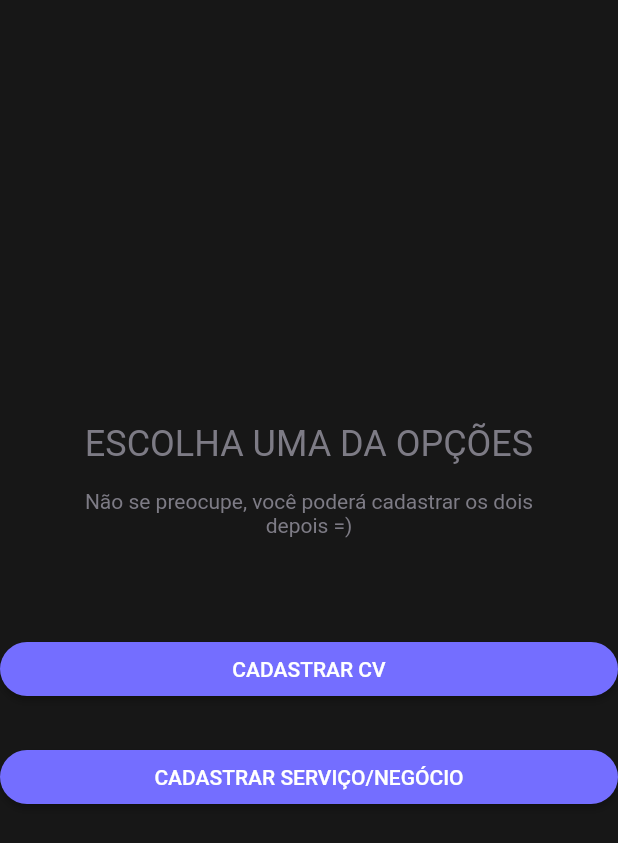
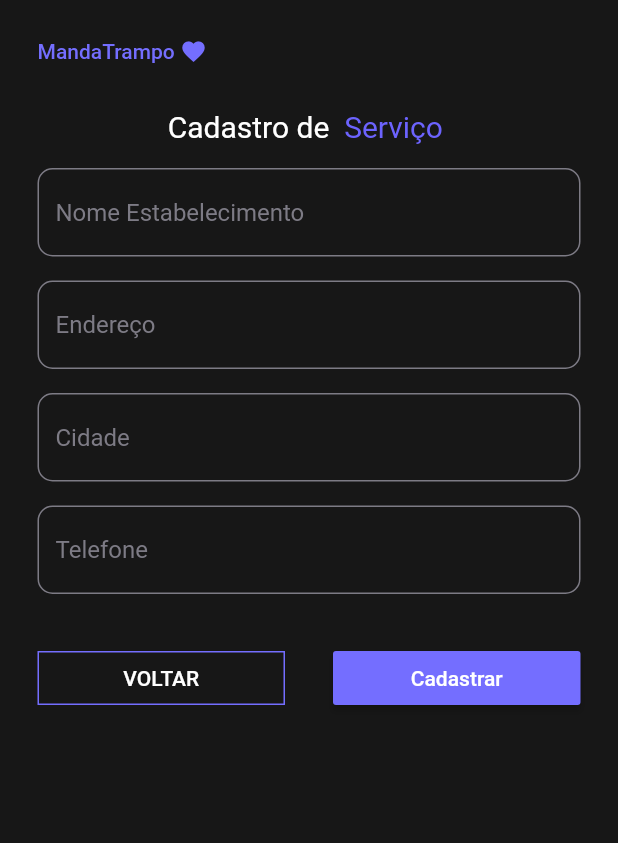
Before and after one commit to fabiosuzarth/mandatrampoapp, a Flutter app: the MenuCadastro screen opened directly, after a tap on "CADASTRAR SERVIÇO/NEGÓCIO", on a phone screen of 412 x 824 dp. Shown: the top 843 px of the screen. Run offline on Flutter 3.47's test engine with Material 2 defaults, Android fonts, the phone set to English and light mode, and no system bars; our stand-ins replace font_awesome_flutter.

Commit message:
tarefa do esdras

```diff
--- /dev/null
+++ b/lib/screens/cadastro_servico.dart
@@ -0,0 +1,115 @@
+import 'package:flutter/material.dart';
+import 'package:mandatrampo/screens/homepage.dart';
+import 'package:mandatrampo/widgets/text_field_manda_trampo.dart';
+import 'menu_cadastro_page.dart';
+
+class CadastroServico extends StatefulWidget {
+  @override
+  _CadastroServico createState() => _CadastroServico();
+}
+
+class _CadastroServico extends State<CadastroServico> {
+  @override
+  Widget build(BuildContext context) {
+    return Scaffold(
+      body: SafeArea(
+        child: SingleChildScrollView(
+          child: Padding(
+            padding: const EdgeInsets.all(25.0),
+            child: Column(
+              mainAxisAlignment: MainAxisAlignment.start,
+              children: <Widget>[
+                // Texto e coração em mesma linha
+                Row(
+                  children: [
+                    Text(
+                      'MandaTrampo ',
+                      style: TextStyle(
+                          color: Theme.of(context).accentColor,
+                          fontWeight: FontWeight.w500),
+                    ),
+                    Icon(
+                      Icons.favorite,
+                      color: Theme.of(context).accentColor,
+                      size: 18,
+                    )
+                  ],
+                ),
+                // Imagem com logo do mockup
+                // Image.asset('images/logo.png'),
+                SizedBox(
+                  height: 30,
+                ),
+                // Texto com múltiplas formatações utilizando Span, cada RichText possui um texto e um conjunto de TextSpans permitindo múltiplas formatações
+                RichText(
+                  text: TextSpan(
+                    text: 'Cadastro de ',
+                    style: TextStyle(fontSize: 20),
+                    children: [
+                      TextSpan(
+                        text: ' Serviço ',
+                        style: TextStyle(color: Color(0xFF6c63fe)),
+                      ),
+                    ],
+                  ),
+                ),
+
+                // Componente customizado conforme mockup
+                TextFieldMandaTrampo(texto: 'Nome Estabelecimento'),
+                TextFieldMandaTrampo(
+                  texto: 'Endereço',
+                  tipoTeclado: TextInputType.text,
+                ),
+                TextFieldMandaTrampo(
+                  texto: 'Cidade',
+                  tipoTeclado: TextInputType.text,
+                ),
+                TextFieldMandaTrampo(
+                  texto: 'Telefone',
+                  tipoTeclado: TextInputType.phone,
+                ),
+                SizedBox(
+                  height: 32,
+                ),
+                Row(
+                  children: [
+                    Expanded(
+                      child: MaterialButton(
+                        child: Text('VOLTAR'),
+                        onPressed: () {
+                          Navigator.push(
+                              context,
+                              MaterialPageRoute(
+                                  builder: (context) => MenuCadastro()));
+                        },
+                        shape: Border.all(
+                            width: 1, color: Theme.of(context).accentColor),
+                      ),
+                    ),
+                    SizedBox(
+                      width: 32,
+                    ),
+                    Expanded(
+                      child: RaisedButton(
+                        onPressed: () {
+                          Navigator.push(
+                              context,
+                              MaterialPageRoute(
+                                  builder: (context) => HomePage()));
+                        },
+                        child: Text('Cadastrar'),
+                      ),
+                    ),
+                  ],
+                ),
+                SizedBox(
+                  height: 24,
+                ),
+              ],
+            ),
+          ),
+        ),
+      ),
+    );
+  }
+}
--- a/lib/screens/menu_cadastro_page.dart
+++ b/lib/screens/menu_cadastro_page.dart
@@ -1,4 +1,5 @@
 import 'package:flutter/material.dart';
+import 'package:mandatrampo/screens/cadastro_servico.dart';
 
 class MenuCadastro extends StatelessWidget {
   @override
@@ -45,6 +46,8 @@ class MenuCadastro extends StatelessWidget {
                 RoundedRectangleBorder(borderRadius: BorderRadius.circular(32)),
             child: Text('CADASTRAR SERVIÇO/NEGÓCIO'),
             onPressed: () {
+              Navigator.push(context,
+                  MaterialPageRoute(builder: (context) => CadastroServico()));
               // Navegação a ser adicionada
             },
           ),
```
Also changed, not shown: lib/screens/AddServico.dart (added, +99 -0 lines), lib/screens/homepage.dart (+4 -4 lines).
